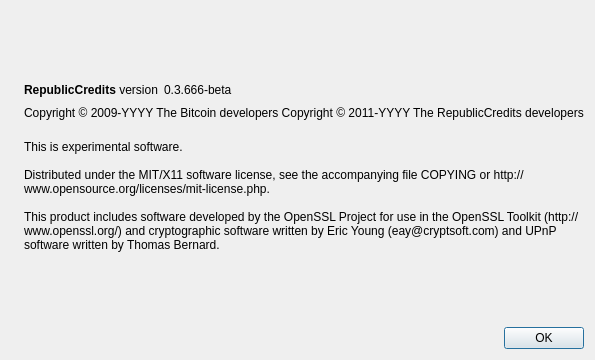
Above: src/qt/forms/aboutdialog.ui from sliss/republic-credits before the change. Below: the same form after it.
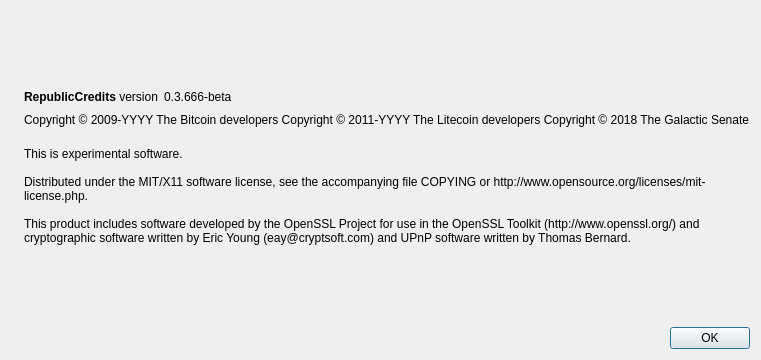
That is the form after the change. Icons and pictures are not drawn.

Commit message: update copyright info

Diff of the .ui file:
```diff
--- a/src/qt/forms/aboutdialog.ui
+++ b/src/qt/forms/aboutdialog.ui
@@ -92,7 +92,8 @@
        </property>
        <property name="text">
         <string notr="true">Copyright &amp;copy; 2009-YYYY The Bitcoin developers
-Copyright &amp;copy; 2011-YYYY The RepublicCredits developers</string>
+Copyright &amp;copy; 2011-YYYY The Litecoin developers
+Copyright &amp;copy; 2018 The Galactic Senate</string>
        </property>
        <property name="textFormat">
         <enum>Qt::RichText</enum>
```
The commit also changes 3 other files.
